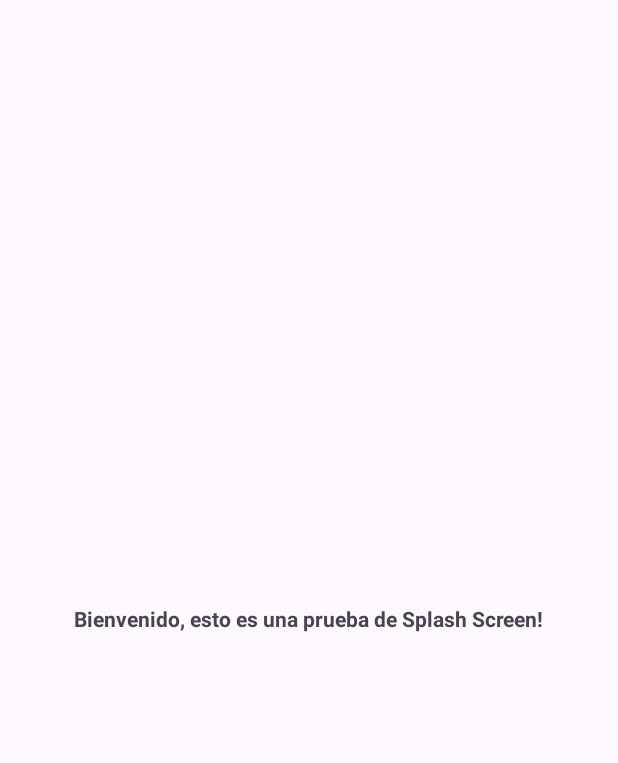
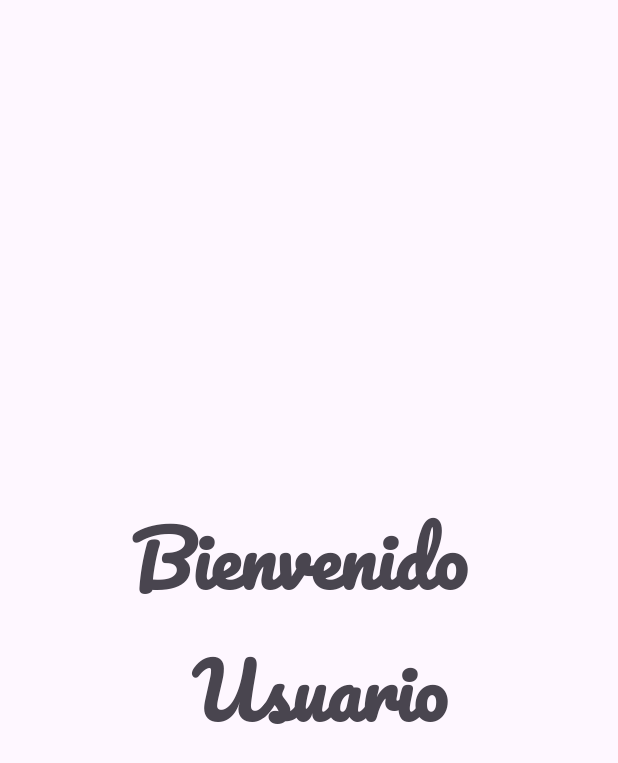
Before and after one commit to miludCifp/SplashScreen_Activity, an Android app: the screen it shows after launch (MainActivity), on a phone screen of 412 x 824 dp. Shown: the top 763 px of the screen. Run offline under Robolectric (Android 15) with nearby library versions, the phone set to English and light mode, and no system bars.

Commit message:
instalar una fuente y cargarla en el proyecto

```diff
--- a/app/src/main/res/layout/activity_main.xml
+++ b/app/src/main/res/layout/activity_main.xml
@@ -9,8 +9,11 @@
     <TextView
         android:layout_width="wrap_content"
         android:layout_height="wrap_content"
-        android:text="Bienvenido, esto es una prueba de Splash Screen!"
+        android:text="Bienvenido \n Usuario"
         android:textStyle="bold"
+        android:textAlignment="center"
+        android:textSize="50dp"
+        android:fontFamily="@font/pacifico_regular"
         app:layout_constraintBottom_toBottomOf="parent"
         app:layout_constraintEnd_toEndOf="parent"
         app:layout_constraintStart_toStartOf="parent"
```
Also changed, not shown: app/src/main/res/font/pacifico_regular.ttf (added).
